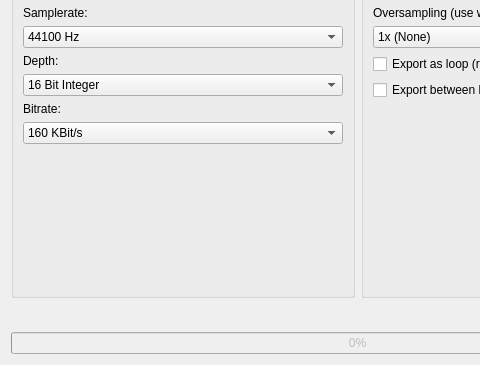
Old version of the form src/gui/dialogs/export_project.ui in the repository LMMS/lmms; both pictures show x 0 to 480 and y 82 to 447 of the 715 by 447 pixel window.
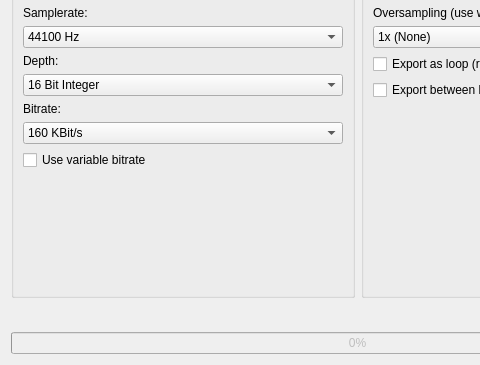
New version of the form.

Commit message:
Add the option to enable variable bit rates to the export dialog
If the variables bit rate is not enabled the nominal bit rate will be
used for the minimum and maximum bit rate in the encoder.

If the variable bit rate is enabled the current implementation will
compute the minimum bitrate by subtracting 64 kBit/s from the nominal
bit rate. The maximum bit rate is computed by adding 64 kBit/s to it.

Example: The nominal bit rate is set to 160 kBit/s and variable bit rate
is enabled in the export dialog. The minimum bit rate is then set to 96
kBit/s and the maximum bit rate to 224 kBit/s.

What changed in the file:
```diff
--- a/src/gui/dialogs/export_project.ui
+++ b/src/gui/dialogs/export_project.ui
@@ -174,6 +174,13 @@
              </item>
             </widget>
            </item>
+           <item>
+            <widget class="QCheckBox" name="checkBoxVariableBitRate">
+             <property name="text">
+              <string>Use variable bitrate</string>
+             </property>
+            </widget>
+           </item>
           </layout>
          </widget>
         </item>
```
The commit also changes 1 other file.
